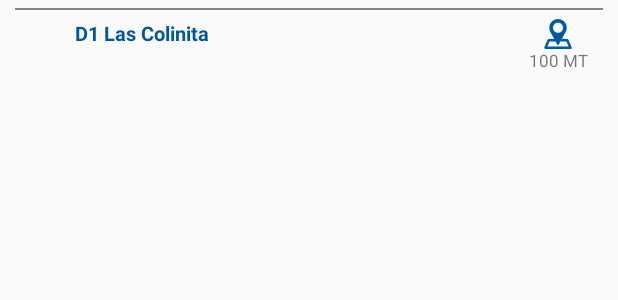
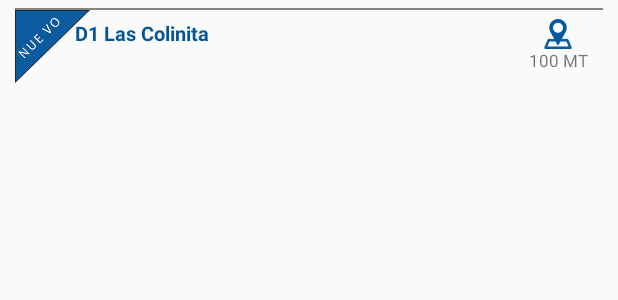
Before and after one commit to rkgarg22/Tiendas_New_Android, an Android app: the layout custom_lista_layout.xml on its own in the app's theme, with its tools: preview values and no code run, on a phone screen of 412 x 824 dp. Shown: the top 300 px of the screen. Run offline under Robolectric (Android 15) with nearby library versions, the phone set to English and light mode, and no system bars; Roboto replaces fonts that are not available here.

Commit message:
Resolve banner issue

```diff
--- a/app/src/main/res/layout/custom_lista_layout.xml
+++ b/app/src/main/res/layout/custom_lista_layout.xml
@@ -15,12 +15,13 @@
 
     <ImageView
         android:id="@+id/banner"
-        android:layout_width="60dp"
-        android:layout_height="60dp"
+        android:layout_width="50dp"
+        android:layout_height="50dp"
         android:layout_below="@+id/underline"
+        android:layout_marginLeft="10dp"
         android:scaleType="fitXY"
-        android:visibility="invisible"
-        android:src="@drawable/background_logo" />
+        android:visibility="visible"
+        android:src="@drawable/new_banner" />
 
     <LinearLayout
         android:layout_width="match_parent"
```
Also changed, not shown: app/src/main/java/com/app/D1App/Adapter/ListaAdapter.java (+6 -3 lines), app/src/main/res/drawable/new_banner.png (added).
